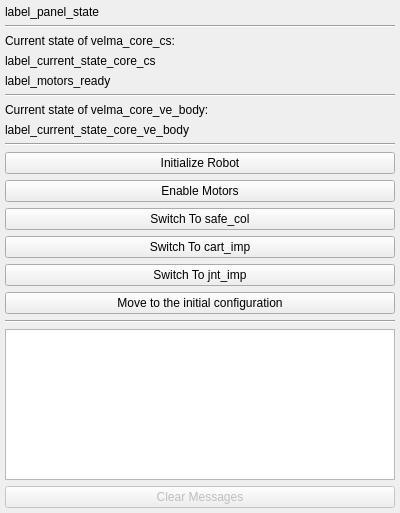
This is rqt_velma/resource/VelmaControlPanelWidget.ui in RCPRG-ros-pkg/velma_system as Qt 5 draws it before an edit. The edited form follows.
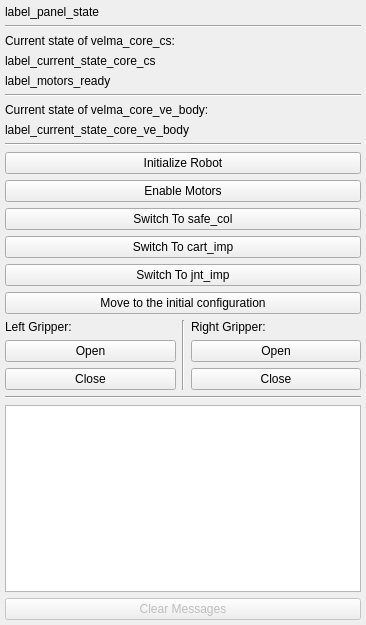
This is the edited form.

Diff of the .ui file:
```diff
--- a/rqt_velma/resource/VelmaControlPanelWidget.ui
+++ b/rqt_velma/resource/VelmaControlPanelWidget.ui
@@ -6,8 +6,8 @@
    <rect>
     <x>0</x>
     <y>0</y>
-    <width>400</width>
-    <height>513</height>
+    <width>366</width>
+    <height>625</height>
    </rect>
   </property>
   <property name="windowTitle">
@@ -40,7 +40,7 @@
      <property name="bottomMargin">
       <number>5</number>
      </property>
-     <item row="0" column="0">
+     <item row="1" column="0">
       <layout class="QVBoxLayout" name="verticalLayout">
        <item>
         <widget class="QLabel" name="label_panel_state">
@@ -147,6 +147,76 @@
          </property>
         </widget>
        </item>
+       <item>
+        <layout class="QHBoxLayout" name="horizontalLayout">
+         <property name="sizeConstraint">
+          <enum>QLayout::SetNoConstraint</enum>
+         </property>
+         <property name="topMargin">
+          <number>0</number>
+         </property>
+         <item>
+          <layout class="QVBoxLayout" name="verticalLayout_3">
+           <item>
+            <widget class="QLabel" name="label">
+             <property name="text">
+              <string>Left Gripper:</string>
+             </property>
+            </widget>
+           </item>
+           <item>
+            <widget class="QPushButton" name="button_left_gripper_open">
+             <property name="text">
+              <string>Open</string>
+             </property>
+            </widget>
+           </item>
+           <item>
+            <widget class="QPushButton" name="button_left_gripper_close">
+             <property name="text">
+              <string>Close</string>
+             </property>
+            </widget>
+           </item>
+          </layout>
+         </item>
+         <item>
+          <widget class="Line" name="line_5">
+           <property name="orientation">
+            <enum>Qt::Vertical</enum>
+           </property>
+          </widget>
+         </item>
+         <item>
+          <layout class="QVBoxLayout" name="verticalLayout_2">
+           <property name="bottomMargin">
+            <number>0</number>
+           </property>
+           <item>
+            <widget class="QLabel" name="label_2">
+             <property name="text">
+              <string>Right Gripper:</string>
+             </property>
+            </widget>
+           </item>
+           <item>
+            <widget class="QPushButton" name="button_right_gripper_open">
+             <property name="text">
+              <string>Open</string>
+             </property>
+            </widget>
+           </item>
+           <item>
+            <widget class="QPushButton" name="button_right_gripper_close">
+             <property name="text">
+              <string>Close</string>
+             </property>
+            </widget>
+           </item>
+          </layout>
+         </item>
+        </layout>
+       </item>
        <item>
         <widget class="Line" name="line_4">
          <property name="orientation">
```
